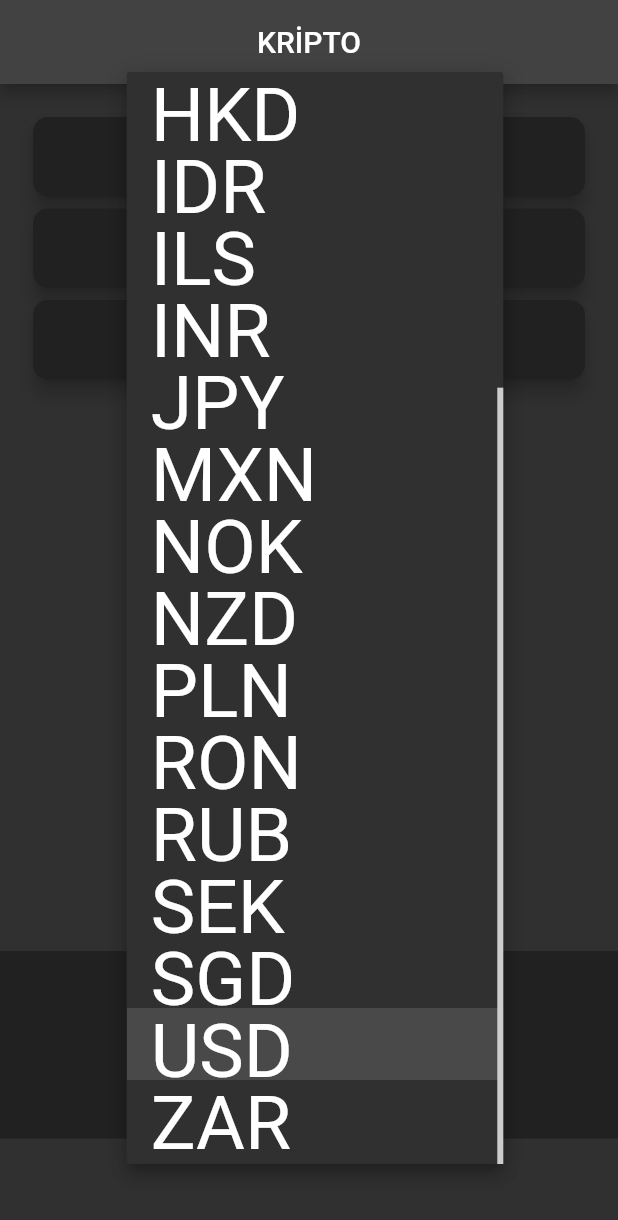
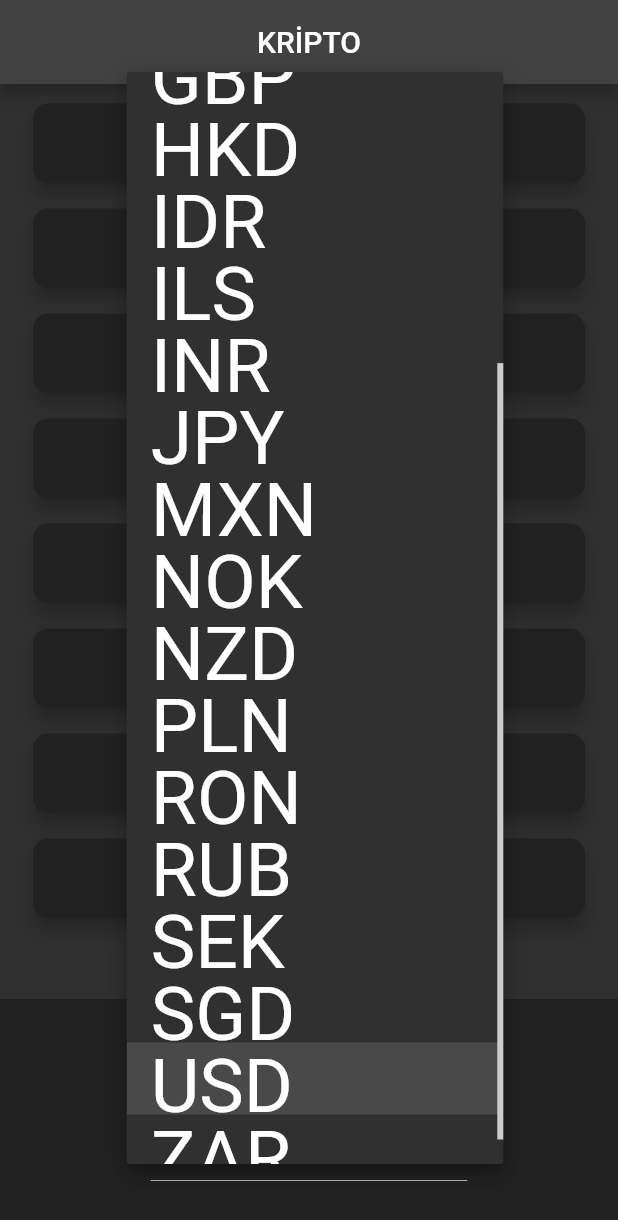
Before and after one commit to HyperactiveDuck/kripto_cryptocoin_tracker, a Flutter app: the screen it shows after launch, after a tap on "USD", on a phone screen of 412 x 824 dp. Shown: the top 1220 px of the screen. Run offline on Flutter 3.47's test engine with Material 2 defaults, Android fonts, the phone set to English and light mode, and no system bars; network calls fail.

Commit message:
We can now add as mnay coins as we want. Just needed to be turned into a listview rather than a Column

```diff
--- a/lib/coin_data.dart
+++ b/lib/coin_data.dart
@@ -22,10 +22,13 @@
   'ZAR'
 ];
 
-class AllList {
-  List<String> cryptoList = [
-    'BTC',
-    'ETH',
-    'LTC',
-  ];
-}
+List<String> cryptoList = [
+  'BTC',
+  'ETH',
+  'LTC',
+  'USDT',
+  'BNB',
+  'XRP',
+  'SOL',
+  'DOT',
+];
--- a/lib/price_screen.dart
+++ b/lib/price_screen.dart
@@ -1,5 +1,5 @@
 import 'package:flutter/material.dart';
-
+import 'package:kripto_cryptocoin_tracker/widgets/exchange_card.dart';
 import 'package:flutter/cupertino.dart';
 import 'coin_data.dart';
 import 'dart:io' show Platform;
@@ -15,46 +15,47 @@
 }
 
 class PriceScreenState extends State<PriceScreen> {
-  getPrices() {
-    getBitcoinPrice();
-    getETHPrice();
-    getLTCPrice();
+  String selectedCurrency = 'USD';
+  String ltcPrice = '';
+  String ethPrice = '';
+  String bitcoinPrice = '';
+  String usdtPrice = '';
+  String bnbPrice = '';
+  String xrpPrice = '';
+  String solPrice = '';
+  String dotPrice = '';
+
+  Future<List<double>> getCryptoPrices() async {
+    List<double> prices = [];
+    for (String crypto in cryptoList) {
+      BitcoinExchange bitcoinExchange = BitcoinExchange();
+      var bitcoinData =
+          await bitcoinExchange.getBitcoinData(crypto, selectedCurrency);
+      prices.add(bitcoinData['rate'].toDouble());
+    }
+    return prices;
   }
 
-  void getBitcoinPrice() async {
-    BitcoinExchange bitcoinExchange = BitcoinExchange();
-    var bitcoinData =
-        await bitcoinExchange.getBitcoinData('BTC', selectedCurrency);
-    setState(() {
-      bitcoinPrice = bitcoinData['rate'].toInt();
+  void getCryptoPrices2() async {
+    Future<List<double>> prices = getCryptoPrices();
+    prices.then((prices) {
+      setState(() {
+        bitcoinPrice = prices[0].toStringAsFixed(2);
+        ethPrice = prices[1].toStringAsFixed(2);
+        ltcPrice = prices[2].toStringAsFixed(2);
+        usdtPrice = prices[3].toStringAsFixed(2);
+        bnbPrice = prices[4].toStringAsFixed(2);
+        xrpPrice = prices[5].toStringAsFixed(2);
+        solPrice = prices[6].toStringAsFixed(2);
+        dotPrice = prices[7].toStringAsFixed(2);
+      });
     });
   }
 
-  void getETHPrice() async {
-    BitcoinExchange bitcoinExchange = BitcoinExchange();
-    var bitcoinData =
-        await bitcoinExchange.getBitcoinData('ETH', selectedCurrency);
-    setState(() {
-      ethPrice = bitcoinData['rate'].toInt();
-    });
-  }
-
-  void getLTCPrice() async {
-    BitcoinExchange bitcoinExchange = BitcoinExchange();
-    var bitcoinData =
-        await bitcoinExchange.getBitcoinData('LTC', selectedCurrency);
-    setState(() {
-      ltcPrice = bitcoinData['rate'].toInt();
-    });
-  }
-
-  int ltcPrice = 0;
-  int ethPrice = 0;
-  int bitcoinPrice = 0;
   @override
   void initState() {
     super.initState();
-    getPrices();
+    getCryptoPrices2();
   }
 
   DropdownButton<String> androidDropdown() {
@@ -78,7 +79,7 @@
         setState(
           () {
             selectedCurrency = value!;
-            getPrices();
+            getCryptoPrices2();
           },
         );
       },
@@ -115,8 +116,6 @@
     }
   }
 
-  String selectedCurrency = 'USD';
-
   @override
   Widget build(BuildContext context) {
     return Scaffold(
@@ -127,128 +126,53 @@
       body: Column(
         crossAxisAlignment: CrossAxisAlignment.stretch,
         children: <Widget>[
-          ExchangeCardBTC(
-              bitcoinPrice: bitcoinPrice, selectedCurrency: selectedCurrency),
-          ExchangeCardETH(
-              ethPrice: ethPrice, selectedCurrency: selectedCurrency),
-          ExchangeCartLTC(
-              ltcPrice: ltcPrice, selectedCurrency: selectedCurrency),
-          const SizedBox(height: 377.0),
-          Container(
-              height: 125.0,
-              alignment: Alignment.center,
-              color: Colors.grey[900],
-              child: getPlatform()),
+          ExchangeCard(
+              crypto: cryptoList[0],
+              price: bitcoinPrice,
+              selectedCurrency: selectedCurrency),
+          ExchangeCard(
+              crypto: cryptoList[1],
+              price: ethPrice,
+              selectedCurrency: selectedCurrency),
+          ExchangeCard(
+              crypto: cryptoList[2],
+              price: ltcPrice,
+              selectedCurrency: selectedCurrency),
+          ExchangeCard(
+              crypto: cryptoList[3],
+              price: usdtPrice,
+              selectedCurrency: selectedCurrency),
+          ExchangeCard(
+              crypto: cryptoList[4],
+              price: bnbPrice,
+              selectedCurrency: selectedCurrency),
+          ExchangeCard(
+            crypto: cryptoList[5],
+            price: xrpPrice,
+            selectedCurrency: selectedCurrency,
+          ),
+          ExchangeCard(
+            crypto: cryptoList[6],
+            price: solPrice,
+            selectedCurrency: selectedCurrency,
+          ),
+          ExchangeCard(
+            crypto: cryptoList[7],
+            price: dotPrice,
+            selectedCurrency: selectedCurrency,
+          ),
+          const SizedBox(
+            height: 50.0,
+          ),
+          Expanded(
+            flex: 3,
+            child: Container(
+                alignment: Alignment.center,
+                color: Colors.grey[900],
+                child: getPlatform()),
+          ),
         ],
       ),
     );
   }
 }
-
-class ExchangeCardBTC extends StatelessWidget {
-  const ExchangeCardBTC({
-    super.key,
-    required this.bitcoinPrice,
-    required this.selectedCurrency,
-  });
-
-  final int bitcoinPrice;
-  final String selectedCurrency;
-
-  @override
-  Widget build(BuildContext context) {
-    return Padding(
-      padding: const EdgeInsets.fromLTRB(18.0, 18.0, 18.0, 0),
-      child: Card(
-        color: Colors.grey[900],
-        elevation: 5.0,
-        shape: RoundedRectangleBorder(
-          borderRadius: BorderRadius.circular(10.0),
-        ),
-        child: Padding(
-          padding: const EdgeInsets.symmetric(vertical: 15.0, horizontal: 28.0),
-          child: Text(
-            '1 BTC = $bitcoinPrice $selectedCurrency',
-            textAlign: TextAlign.center,
-            style: const TextStyle(
-              fontSize: 20.0,
-              color: Colors.white,
-            ),
-          ),
-        ),
-      ),
-    );
-  }
-}
-
-class ExchangeCartLTC extends StatelessWidget {
-  const ExchangeCartLTC({
-    super.key,
-    required this.ltcPrice,
-    required this.selectedCurrency,
-  });
-
-  final int ltcPrice;
-  final String selectedCurrency;
-
-  @override
-  Widget build(BuildContext context) {
-    return Padding(
-      padding: const EdgeInsets.fromLTRB(18.0, 0, 18.0, 0),
-      child: Card(
-        color: Colors.grey[900],
-        elevation: 5.0,
-        shape: RoundedRectangleBorder(
-          borderRadius: BorderRadius.circular(10.0),
-        ),
-        child: Padding(
-          padding: const EdgeInsets.symmetric(vertical: 15.0, horizontal: 28.0),
-          child: Text(
-            '1 LTC = $ltcPrice $selectedCurrency',
-            textAlign: TextAlign.center,
-            style: const TextStyle(
-              fontSize: 20.0,
-              color: Colors.white,
-            ),
-          ),
-        ),
-      ),
-    );
-  }
-}
-
-class ExchangeCardETH extends StatelessWidget {
-  const ExchangeCardETH({
-    super.key,
-    required this.ethPrice,
-    required this.selectedCurrency,
-  });
-
-  final int ethPrice;
-  final String selectedCurrency;
-
-  @override
-  Widget build(BuildContext context) {
-    return Padding(
-      padding: const EdgeInsets.fromLTRB(18.0, 0, 18.0, 0),
-      child: Card(
-        color: Colors.grey[900],
-        elevation: 5.0,
-        shape: RoundedRectangleBorder(
-          borderRadius: BorderRadius.circular(10.0),
-        ),
-        child: Padding(
-          padding: const EdgeInsets.symmetric(vertical: 15.0, horizontal: 28.0),
-          child: Text(
-            '1 ETH = $ethPrice $selectedCurrency',
-            textAlign: TextAlign.center,
-            style: const TextStyle(
-              fontSize: 20.0,
-              color: Colors.white,
-            ),
-          ),
-        ),
-      ),
-    );
-  }
-}
--- a/lib/services/coin_exchange.dart
+++ b/lib/services/coin_exchange.dart
@@ -2,10 +2,11 @@
 import 'package:flutter/material.dart';
 
 class BitcoinExchange {
+  String apiKey = 'You API Key';
   Future<dynamic> getBitcoinData(String coin, String currency) async {
     NetworkHelper networkHelper = NetworkHelper();
     var bitcoinData = await networkHelper.getData(
-        'https://rest.coinapi.io/v1/exchangerate/$coin/$currency?apiKey=CD86A55D-963C-4243-884B-4CB32B4CDDBD');
+        'https://rest.coinapi.io/v1/exchangerate/$coin/$currency?apiKey=$apiKey');
     debugPrint(bitcoinData.toString());
     return bitcoinData;
   }
--- /dev/null
+++ b/lib/widgets/exchange_card.dart
@@ -0,0 +1,39 @@
+import 'package:flutter/material.dart';
+
+class ExchangeCard extends StatelessWidget {
+  const ExchangeCard({
+    super.key,
+    required this.crypto,
+    required this.price,
+    required this.selectedCurrency,
+  });
+
+  final String crypto;
+  final String price;
+  final String selectedCurrency;
+
+  @override
+  Widget build(BuildContext context) {
+    return Padding(
+      padding: const EdgeInsets.fromLTRB(18.0, 9.0, 18.0, 0),
+      child: Card(
+        color: Colors.grey[900],
+        elevation: 5.0,
+        shape: RoundedRectangleBorder(
+          borderRadius: BorderRadius.circular(10.0),
+        ),
+        child: Padding(
+          padding: const EdgeInsets.symmetric(vertical: 15.0, horizontal: 28.0),
+          child: Text(
+            '1 $crypto = $price $selectedCurrency',
+            textAlign: TextAlign.center,
+            style: const TextStyle(
+              fontSize: 20.0,
+              color: Colors.white,
+            ),
+          ),
+        ),
+      ),
+    );
+  }
+}
```
